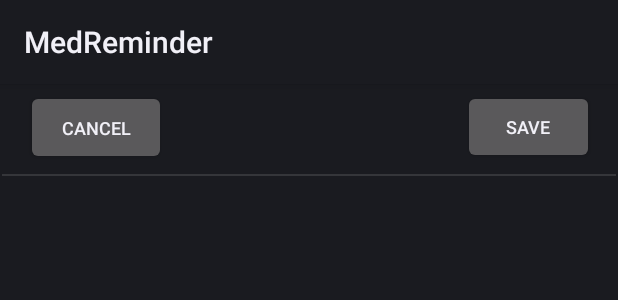
After one commit to sagarthapaofficial/MedReminder, an Android app: the layout reminder_dialog.xml on its own in the app's theme, with its tools: preview values and no code run, on a phone screen of 412 x 824 dp. The commit adds this screen. Shown: the top 300 px of the screen. Run offline under Robolectric (Android 15) with nearby library versions, the phone set to English and light mode, and no system bars.

Commit message:
Added a Dialog class and layout to add Reminder

```diff
--- a/app/src/main/res/layout/activity_home.xml
+++ b/app/src/main/res/layout/activity_home.xml
@@ -72,10 +72,12 @@
         android:layout_marginTop="16dp"
         android:layout_marginEnd="16dp"
         android:background="#FFFFFF"
+        android:onClick="onMenu"
         app:layout_constraintBottom_toBottomOf="parent"
         app:layout_constraintEnd_toEndOf="parent"
         app:layout_constraintTop_toBottomOf="@+id/divider"
         app:srcCompat="@drawable/ic_menu" />
 
 
+
 </androidx.constraintlayout.widget.ConstraintLayout>
--- /dev/null
+++ b/app/src/main/res/layout/reminder_dialog.xml
@@ -0,0 +1,42 @@
+<?xml version="1.0" encoding="utf-8"?>
+<androidx.constraintlayout.widget.ConstraintLayout xmlns:android="http://schemas.android.com/apk/res/android"
+    xmlns:app="http://schemas.android.com/apk/res-auto"
+    xmlns:tools="http://schemas.android.com/tools"
+    android:id="@+id/linearLayout"
+    android:layout_width="match_parent"
+    android:layout_height="match_parent">
+
+    <Button
+        android:id="@+id/button"
+        android:layout_width="93dp"
+        android:layout_height="50dp"
+        android:layout_marginTop="4dp"
+        android:text="Cancel"
+        android:textSize="12sp"
+        app:layout_constraintEnd_toStartOf="@+id/button2"
+        app:layout_constraintHorizontal_bias="0.082"
+        app:layout_constraintStart_toStartOf="parent"
+        app:layout_constraintTop_toTopOf="parent" />
+
+    <Button
+        android:id="@+id/button2"
+        android:layout_width="87dp"
+        android:layout_height="49dp"
+        android:layout_marginTop="4dp"
+        android:layout_marginEnd="16dp"
+        android:text="Save"
+        android:textSize="12sp"
+        app:layout_constraintEnd_toEndOf="parent"
+        app:layout_constraintTop_toTopOf="parent" />
+
+    <View
+        android:id="@+id/divider2"
+        android:layout_width="409dp"
+        android:layout_height="1dp"
+        android:layout_marginTop="60dp"
+        android:background="?android:attr/listDivider"
+        app:layout_constraintEnd_toEndOf="parent"
+        app:layout_constraintHorizontal_bias="0.5"
+        app:layout_constraintStart_toStartOf="parent"
+        app:layout_constraintTop_toTopOf="parent" />
+</androidx.constraintlayout.widget.ConstraintLayout>
--- a/app/src/main/res/values/strings.xml
+++ b/app/src/main/res/values/strings.xml
@@ -3,4 +3,6 @@
     <string name="login">Login</string>
     <string name="newAccount">Create new account</string>
     <string name="Register">Register</string>
+    <!-- TODO: Remove or change this placeholder text -->
+    <string name="hello_blank_fragment">Hello blank fragment</string>
 </resources>
```
Also changed, not shown: app/src/main/AndroidManifest.xml (+11 -2 lines), app/src/main/java/com/example/medreminder/HomeActivity.java (+25 -0 lines), app/src/main/java/com/example/medreminder/MenuActivity.java (added, +20 -0 lines), app/src/main/java/com/example/medreminder/ReminderDialog.java (added, +8 -0 lines), app/src/main/res/anim/slide_in_left.xml (added, +9 -0 lines), app/src/main/res/anim/slide_in_right.xml (added, +9 -0 lines), app/src/main/res/layout/activity_menu.xml (added, +9 -0 lines).
